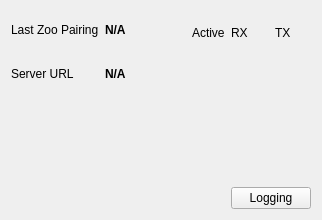
mrdeveloperdude/OctoMY, file integration/v2/src/libs/libdebug/widgets/debug/ui/DiscoveryClientDebugWidget.ui: the form before one commit.
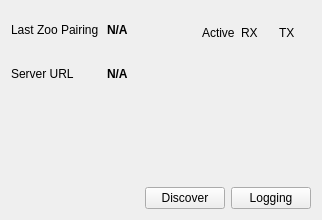
The form after the commit. Custom widgets are drawn as their Qt base class.

Commit message: Discovery is working

```diff
--- a/integration/v2/src/libs/libdebug/widgets/debug/ui/DiscoveryClientDebugWidget.ui
+++ b/integration/v2/src/libs/libdebug/widgets/debug/ui/DiscoveryClientDebugWidget.ui
@@ -168,7 +168,29 @@
    <item row="3" column="0" colspan="5">
     <widget class="RateCalculatorWidget" name="widgetRateCalculatorTX" native="true"/>
    </item>
-   <item row="4" column="3" colspan="2">
+   <item row="4" column="0" colspan="5">
+    <layout class="QHBoxLayout" name="horizontalLayout">
+     <item>
+      <spacer name="horizontalSpacer">
+       <property name="orientation">
+        <enum>Qt::Horizontal</enum>
+       </property>
+       <property name="sizeHint" stdset="0">
+        <size>
+         <width>40</width>
+         <height>20</height>
+        </size>
+       </property>
+      </spacer>
+     </item>
+     <item>
+      <widget class="QPushButton" name="pushButtonDiscover">
+       <property name="text">
+        <string>Discover</string>
+       </property>
+      </widget>
+     </item>
+     <item>
     <widget class="QPushButton" name="pushButtonLogging">
      <property name="text">
       <string>Logging</string>
@@ -177,6 +199,8 @@
       <bool>true</bool>
      </property>
     </widget>
+     </item>
+    </layout>
    </item>
   </layout>
  </widget>
```
Lines whose indentation alone changed are shown as unchanged. The commit also changes 2 other files.
